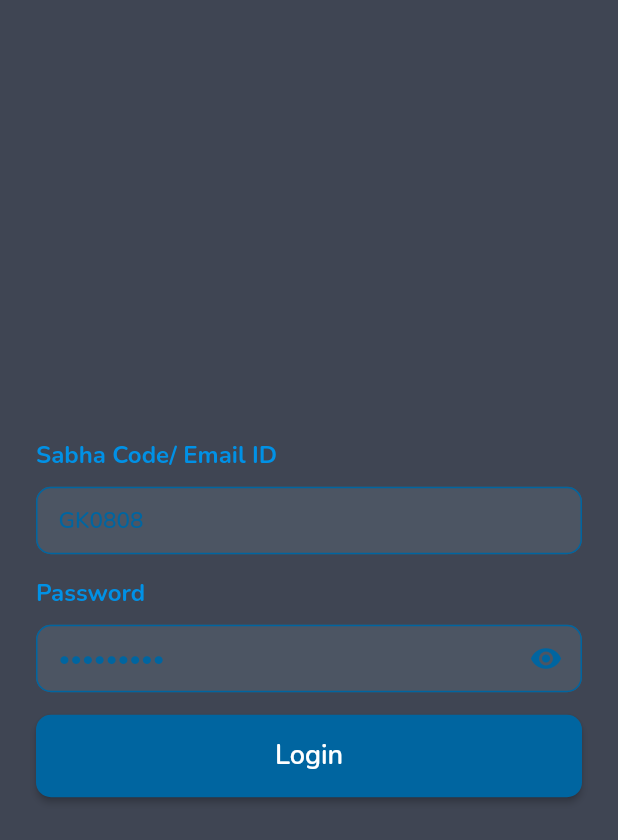
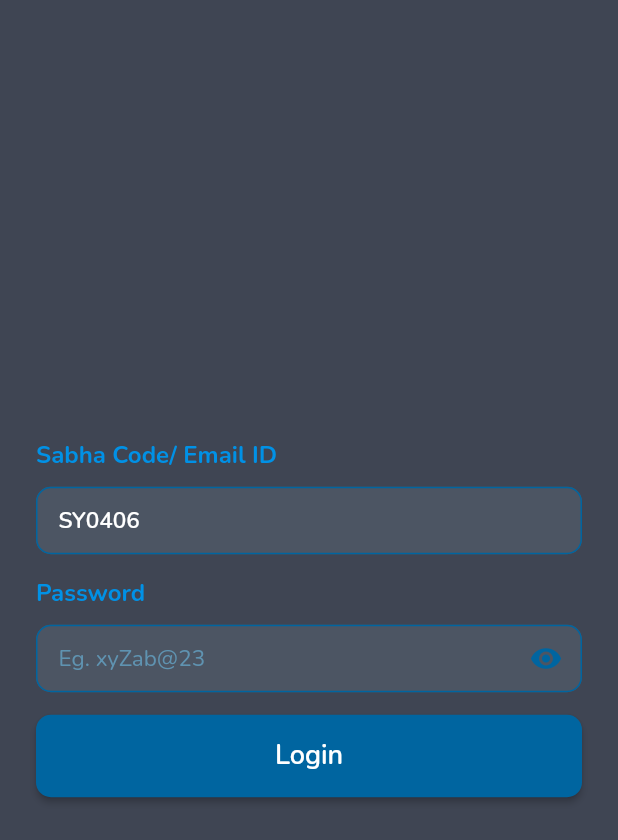
Before and after one commit to pramod0/BhajanTracker, a Flutter app: the Login screen opened by its route, after a tap on "Login", on a phone screen of 412 x 824 dp. Shown: the top 840 px of the screen. Run offline on Flutter 3.47's test engine with Material 2 defaults, Android fonts, the phone set to English and light mode, and no system bars; drawn by our look-alikes of modal_progress_hud_nsn; our stand-ins replace animated_text_kit, cloud_firestore, firebase_auth, firebase_core, fl_chart, google_fonts and 2 more; missing offline and left inert: duration_picker; accounts and stored records are empty.

Commit message:
ambiguity in login and registration solved

```diff
--- a/lib/login.dart
+++ b/lib/login.dart
@@ -22,20 +22,21 @@ class Login extends StatefulWidget {
 class _LoginState extends State<Login> {
   TextStyle kGoogleStyleTexts = GoogleFonts.nunito(
       fontWeight: FontWeight.w600, color: Colors.black, fontSize: 20.0);
-
+  final _formKey = GlobalKey<FormState>();
   bool showSpinner = false;
   final _auth = FirebaseAuth.instance;
   final _firestore = FirebaseFirestore.instance;
 
   final TextEditingController userNameController =
-      TextEditingController(text: "GK0808");
+      TextEditingController(text: "SY0406");
   final TextEditingController passwordController =
-      TextEditingController(text: "gsh#RH3jA");
+      TextEditingController(text: "amit@123");
   bool showspinner = false;
   bool _showPassword = false;
-  late String code = "GK0808";
-  late String emailOrCode = "shubhamdathia7257@gmail.com";
-  late String password = "gsh#RH3jA";
+
+  // late String code = "GK0808";
+  // late String emailOrCode = "GK0808";
+  // late String password = "gsh#RH3jA";
 
   Set<String> usersEmailSet = HashSet();
   static final Map<String, String> usersDocList = {
@@ -50,11 +51,11 @@ class _LoginState extends State<Login> {
     });
   }
 
-  Future<bool> isEmail(String em) async {
+  bool isEmail(String em) {
     Pattern pattern =
         r'^(([^<>()[\]\\.,;:\s@\"]+(\.[^<>()[\]\\.,;:\s@\"]+)*)|(\".+\"))@((\[[0-9]{1,3}\.[0-9]{1,3}\.[0-9]{1,3}\.[0-9]{1,3}\])|(([a-zA-Z\-0-9]+\.)+[a-zA-Z]{2,}))$';
     RegExp regex = RegExp(pattern.toString());
-    return await (regex.hasMatch(em)) ? true : false;
+    return ((regex.hasMatch(em)) ? true : false);
   }
 
   @override
@@ -68,6 +69,10 @@ class _LoginState extends State<Login> {
           child: Column(
             mainAxisAlignment: MainAxisAlignment.center,
             crossAxisAlignment: CrossAxisAlignment.stretch,
+            children: [
+              Form(
+                key: _formKey,
+                child: Column(
                   children: <Widget>[
                     Padding(
                       padding: const EdgeInsets.only(bottom: 10.0),
@@ -87,10 +92,13 @@ class _LoginState extends State<Login> {
                       child: TextFormField(
                           textInputAction: TextInputAction.next,
                           controller: userNameController,
-                    onSaved: (val) => emailOrCode = val!,
+                          onSaved: (val) =>
+                          {
+                            userNameController.text = val!,
+                          },
                           keyboardType: TextInputType.emailAddress,
                           style: kGoogleStyleTexts.copyWith(
-                        color: hexToColor("#0065A0"), fontSize: 15.0),
+                              color: hexToColor("#ffffff"), fontSize: 15.0),
                           maxLines: 1,
                           decoration: InputDecoration(
                             contentPadding:
@@ -104,9 +112,10 @@ class _LoginState extends State<Login> {
                               ),
                             ),
                             focusedBorder: OutlineInputBorder(
-                          borderRadius:
-                              const BorderRadius.all(Radius.circular(10.0)),
-                          borderSide: BorderSide(color: hexToColor("#0065A0"))),
+                                borderRadius: const BorderRadius.all(
+                                    Radius.circular(10.0)),
+                                borderSide:
+                                    BorderSide(color: hexToColor("#0065A0"))),
                             fillColor: const Color.fromARGB(30, 173, 205, 219),
                             filled: true,
                             hintText: AppStrings.userEmailHintText,
@@ -138,14 +147,17 @@ class _LoginState extends State<Login> {
                         textInputAction: TextInputAction.done,
                         textAlign: TextAlign.justify,
                         controller: passwordController,
-                  onSaved: (val) => password = val!,
+                        onSaved: (val) => {
+                        passwordController.text = val!,
+                        },
                         keyboardType: TextInputType.text,
                         style: kGoogleStyleTexts.copyWith(
-                      color: hexToColor("#0065A0"), fontSize: 15.0),
+                            color: hexToColor("#ffffff"), fontSize: 15.0),
                         maxLines: 1,
                         obscureText: !_showPassword,
                         decoration: InputDecoration(
-                    contentPadding: const EdgeInsets.symmetric(horizontal: 15),
+                          contentPadding:
+                              const EdgeInsets.symmetric(horizontal: 15),
                           enabledBorder: OutlineInputBorder(
                             borderRadius: BorderRadius.circular(10.0),
                             borderSide: BorderSide(
@@ -157,14 +169,17 @@ class _LoginState extends State<Login> {
                           focusedBorder: OutlineInputBorder(
                               borderRadius:
                                   const BorderRadius.all(Radius.circular(5.0)),
-                        borderSide: BorderSide(color: hexToColor("#0065A0"))),
+                              borderSide:
+                                  BorderSide(color: hexToColor("#0065A0"))),
                           fillColor: const Color.fromARGB(30, 173, 205, 219),
                           suffixIcon: GestureDetector(
                             onTap: () {
                               _toggleVisibility();
                             },
                             child: Icon(
-                        _showPassword ? Icons.visibility_off : Icons.visibility,
+                              _showPassword
+                                  ? Icons.visibility_off
+                                  : Icons.visibility,
                               color: hexToColor("#0065A0"),
                               size: 22,
                             ),
@@ -176,6 +191,9 @@ class _LoginState extends State<Login> {
                               fontSize: 15,
                               fontWeight: FontWeight.normal),
                         ),
+                      ),
+                    ),
+                  ],
                 ),
               ),
               const SizedBox(
@@ -194,19 +212,21 @@ class _LoginState extends State<Login> {
                         showSpinner = true;
                       });
                       try {
-                        bool iem=await isEmail(emailOrCode);
+                        bool iem = isEmail(userNameController.text);
                         if (kDebugMode) {
                           print("hello$iem");
                         }
-                        if (!iem) {
+                        if (iem) {
                           await _auth
                               .signInWithEmailAndPassword(
-                                email: emailOrCode,
-                                password: password,
+                                email: userNameController.text,
+                                password: passwordController.text,
                               )
-                              .whenComplete(() => {
-                                    Navigator.pushNamed(
-                                        context, BhajanTrack.id),
+                              .whenComplete(
+                                () => {
+                                  print(
+                                      "${userNameController.text} ${passwordController.text}"),
+                                  Navigator.pushNamed(context, BhajanTrack.id),
                                 },
                               );
                         } else {
@@ -220,21 +240,21 @@ class _LoginState extends State<Login> {
                                 "email": doc["userEmailID"].toString(),
                                 "uid": doc["userUID"].toString()
                               });
-                              if (usersDocList.containsValue(emailOrCode)) {
+                              if (usersDocList
+                                  .containsValue(userNameController.text)) {
+                                var emailOrCode = doc["userEmailID"].toString();
+                                passwordController.text =
+                                    passwordController.text;
+                                print(
+                                    "${userNameController.text} ${passwordController.text}");
                                 if (kDebugMode) {
-                                  print(doc);
+                                  print(doc.data().toString());
                                 }
-                                await _auth
-                                    .signInWithEmailAndPassword(
-                                      email: doc["userEmailID"],
-                                      password: password,
-                                    )
-                                    .whenComplete(
-                                      () => {
-                                        Navigator.pushNamed(
-                                            context, BhajanTrack.id),
-                                      },
+                                await _auth.signInWithEmailAndPassword(
+                                  email: emailOrCode.toString(),
+                                  password: passwordController.text,
                                 );
+                                Navigator.pushNamed(context, BhajanTrack.id);
                               }
                             }
                           });
@@ -261,7 +281,7 @@ class _LoginState extends State<Login> {
                       } finally {
                         setState(() {
                           showSpinner = false;
-                          password = "";
+                          passwordController.text = "";
                         });
                       }
                     },
```
Also changed, not shown: lib/registration.dart (+57 -31 lines). Lines whose indentation alone changed are shown as unchanged.
